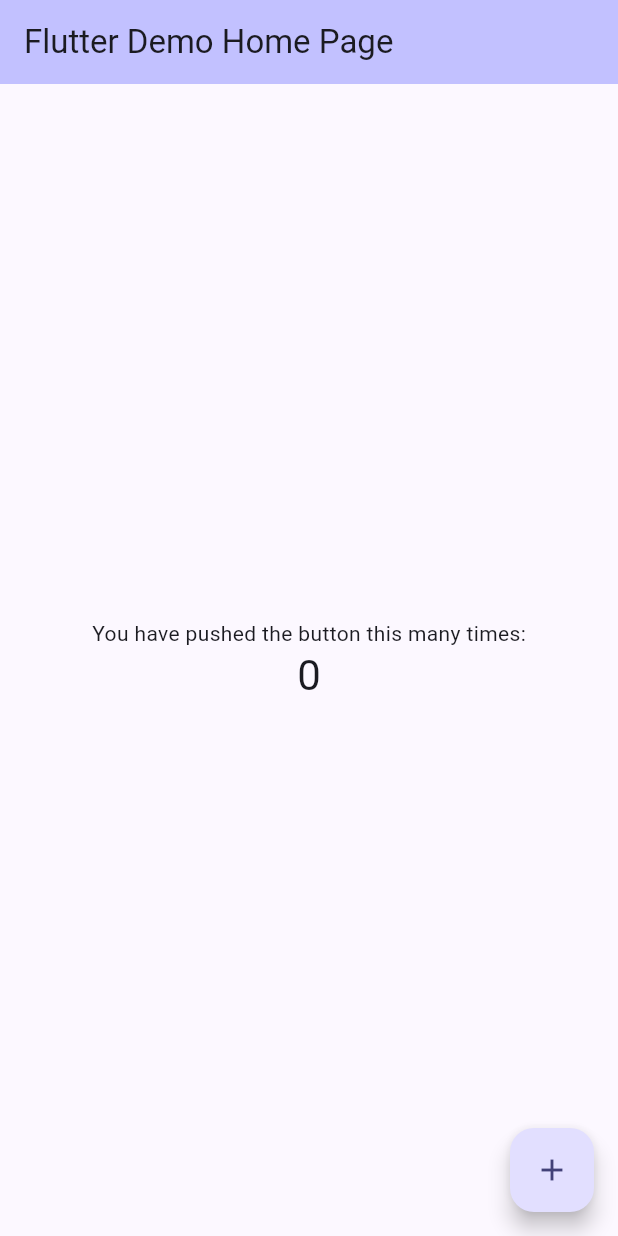
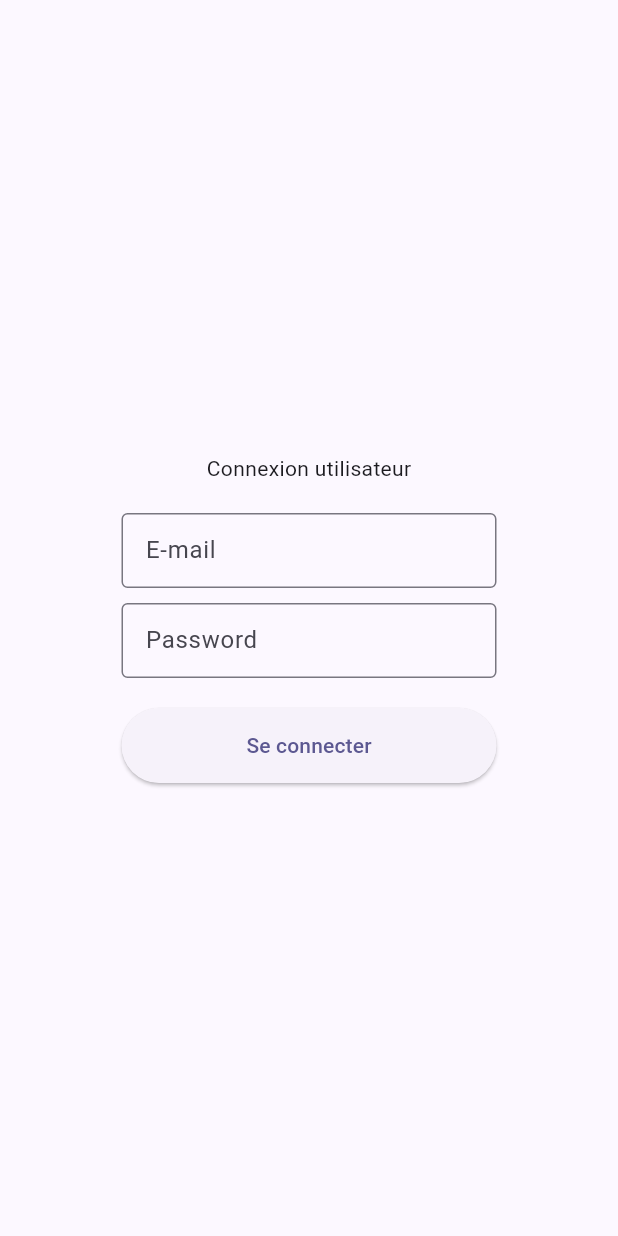
Before and after one commit to thibault-peronno/to_do_list_flutter, a Flutter app: the screen it shows after launch, on a phone screen of 412 x 824 dp. Run offline on Flutter 3.47's test engine with Material 2 defaults, Android fonts, the phone set to English and light mode, and no system bars.

Commit message:
display the login page done

```diff
--- a/lib/main.dart
+++ b/lib/main.dart
@@ -1,4 +1,5 @@
 import 'package:flutter/material.dart';
+import 'package:to_do_list_flutter/pages/login_page.dart';
 
 void main() {
   runApp(const MyApp());
@@ -28,11 +29,11 @@
         //
         // This works for code too, not just values: Most code changes can be
         // tested with just a hot reload.
-        colorScheme:
-            ColorScheme.fromSeed(seedColor: Color.fromARGB(255, 15, 7, 90)),
+        colorScheme: ColorScheme.fromSeed(
+            seedColor: const Color.fromARGB(255, 36, 31, 83)),
         useMaterial3: true,
       ),
-      home: const MyHomePage(title: 'Flutter Demo Home Page'),
+      home: const LoginPage(),
     );
   }
 }
--- /dev/null
+++ b/lib/pages/login_page.dart
@@ -0,0 +1,64 @@
+import 'dart:math';
+
+import 'package:flutter/material.dart';
+
+class LoginPage extends StatelessWidget {
+  const LoginPage({super.key});
+
+  @override
+  Widget build(BuildContext context) {
+    return Scaffold(
+        body: Center(
+      child: Padding(
+          padding: const EdgeInsets.all(10),
+          child: Column(
+            mainAxisAlignment: MainAxisAlignment.center,
+            children: [
+              const Text('Connexion utilisateur'),
+              const SizedBox(
+                height: 20, // Creates vertical space
+              ),
+              const SizedBox(
+                width: 250,
+                height: 50,
+                child: TextField(
+                  obscureText: false,
+                  decoration: InputDecoration(
+                    border: OutlineInputBorder(),
+                    labelText: 'E-mail',
+                  ),
+                ),
+              ),
+              const SizedBox(
+                height: 10, // Creates vertical space
+              ),
+              const SizedBox(
+                width: 250,
+                height: 50,
+                child: TextField(
+                  obscureText: true,
+                  decoration: InputDecoration(
+                    border: OutlineInputBorder(),
+                    labelText: 'Password',
+                  ),
+                ),
+              ),
+              const SizedBox(
+                height: 20, // Creates vertical space
+              ),
+              SizedBox(
+                width: 250,
+                height: 50,
+                child: ElevatedButton(
+                  // ignore: avoid_print
+                  onPressed: () {
+                    print("Button pressed");
+                  },
+                  child: const Text('Se connecter'),
+                ),
+              ),
+            ],
+          )),
+    ));
+  }
+}
```
